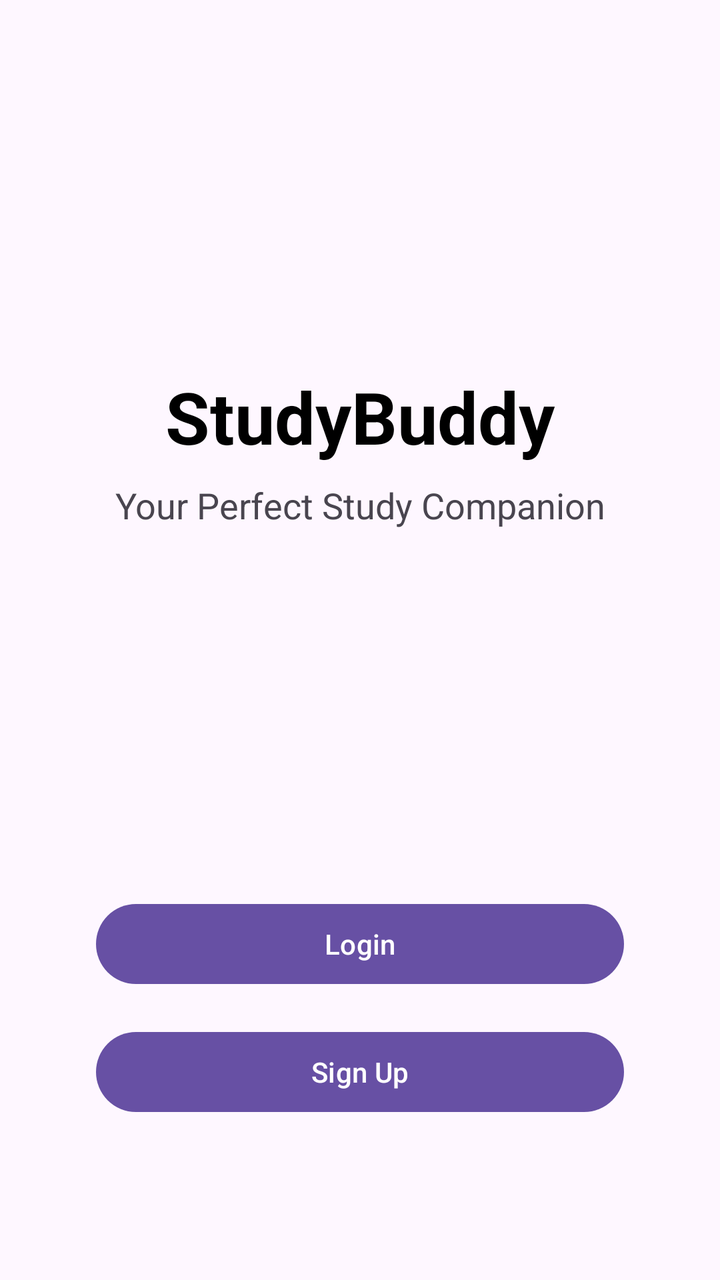
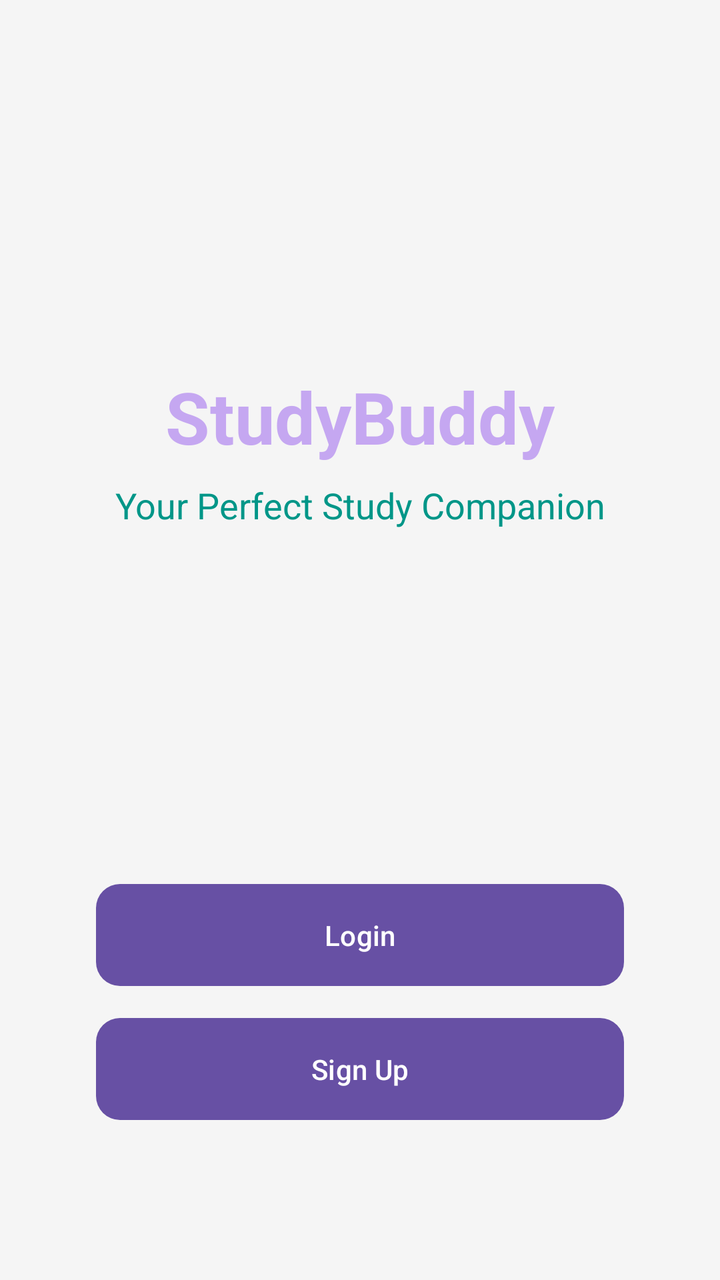

Screens rendered from an Android XML layout before and after an edit, with the pre-edit source and the edit as a unified diff.
<!-- AndroidManifest.xml: application theme Theme.Studybuddy3 -->
<!-- res/layout/activity_main.xml -->
<?xml version="1.0" encoding="utf-8"?>
<androidx.constraintlayout.widget.ConstraintLayout xmlns:android="http://schemas.android.com/apk/res/android"
    xmlns:app="http://schemas.android.com/apk/res-auto"
    xmlns:tools="http://schemas.android.com/tools"
    android:id="@+id/main"
    android:layout_width="match_parent"
    android:layout_height="match_parent"
    android:padding="16dp"
    tools:context=".MainActivity">

    <TextView
        android:id="@+id/titleTextView"
        android:layout_width="wrap_content"
        android:layout_height="wrap_content"
        android:text="StudyBuddy"
        android:textSize="36sp"
        android:textStyle="bold"
        android:textColor="@android:color/black"
        app:layout_constraintBottom_toBottomOf="parent"
        app:layout_constraintEnd_toEndOf="parent"
        app:layout_constraintStart_toStartOf="parent"
        app:layout_constraintTop_toTopOf="parent"
        app:layout_constraintVertical_bias="0.3" />

    <TextView
        android:id="@+id/subtitleTextView"
        android:layout_width="wrap_content"
        android:layout_height="wrap_content"
        android:text="Your Perfect Study Companion"
        android:textSize="18sp"
        android:layout_marginTop="8dp"
        app:layout_constraintEnd_toEndOf="parent"
        app:layout_constraintStart_toStartOf="parent"
        app:layout_constraintTop_toBottomOf="@id/titleTextView" />

    <Button
        android:id="@+id/loginButton"
        android:layout_width="0dp"
        android:layout_height="wrap_content"
        android:text="Login"
        android:layout_marginHorizontal="32dp"
        android:layout_marginBottom="16dp"
        app:layout_constraintBottom_toTopOf="@id/signupButton"
        app:layout_constraintEnd_toEndOf="parent"
        app:layout_constraintStart_toStartOf="parent" />

    <Button
        android:id="@+id/signupButton"
        android:layout_width="0dp"
        android:layout_height="wrap_content"
        android:text="Sign Up"
        android:layout_marginHorizontal="32dp"
        android:layout_marginBottom="64dp"
        app:layout_constraintBottom_toBottomOf="parent"
        app:layout_constraintEnd_toEndOf="parent"
        app:layout_constraintStart_toStartOf="parent" />

</androidx.constraintlayout.widget.ConstraintLayout>
<!-- resources referenced by this layout -->
<resources>
  <style name="Theme.Studybuddy3" parent="Base.Theme.Studybuddy3" />
  <style name="Base.Theme.Studybuddy3" parent="Theme.Material3.DayNight.NoActionBar">
          
          
      </style>
</resources>

<!-- the commit's change to res/layout/activity_main.xml (unified diff, before → after) -->
@@ -6,6 +6,7 @@
     android:layout_width="match_parent"
     android:layout_height="match_parent"
     android:padding="16dp"
+    android:background="@color/background_color"
     tools:context=".MainActivity">
 
     <TextView
@@ -15,7 +16,7 @@
         android:text="StudyBuddy"
         android:textSize="36sp"
         android:textStyle="bold"
-        android:textColor="@android:color/black"
+        android:textColor="@color/primary_color"
         app:layout_constraintBottom_toBottomOf="parent"
         app:layout_constraintEnd_toEndOf="parent"
         app:layout_constraintStart_toStartOf="parent"
@@ -28,6 +29,7 @@
         android:layout_height="wrap_content"
         android:text="Your Perfect Study Companion"
         android:textSize="18sp"
+        android:textColor="@color/secondary_color"
         android:layout_marginTop="8dp"
         app:layout_constraintEnd_toEndOf="parent"
         app:layout_constraintStart_toStartOf="parent"
@@ -38,8 +40,14 @@
         android:layout_width="0dp"
         android:layout_height="wrap_content"
         android:text="Login"
+        android:textColor="@android:color/white"
+        android:backgroundTint="@color/primary_color"
         android:layout_marginHorizontal="32dp"
         android:layout_marginBottom="16dp"
+        android:drawableStart="@drawable/ic_login"
+        android:drawablePadding="8dp"
+        android:paddingVertical="12dp"
+        android:background="@drawable/button_rounded"
         app:layout_constraintBottom_toTopOf="@id/signupButton"
         app:layout_constraintEnd_toEndOf="parent"
         app:layout_constraintStart_toStartOf="parent" />
@@ -49,8 +57,14 @@
         android:layout_width="0dp"
         android:layout_height="wrap_content"
         android:text="Sign Up"
+        android:textColor="@android:color/white"
+        android:backgroundTint="@color/secondary_color"
         android:layout_marginHorizontal="32dp"
         android:layout_marginBottom="64dp"
+        android:drawableStart="@drawable/ic_signup"
+        android:drawablePadding="8dp"
+        android:paddingVertical="12dp"
+        android:background="@drawable/button_rounded"
         app:layout_constraintBottom_toBottomOf="parent"
         app:layout_constraintEnd_toEndOf="parent"
         app:layout_constraintStart_toStartOf="parent" />
<!-- resource entries referenced after the edit -->
@@ -1,5 +1,35 @@
 <!-- resources referenced by this layout -->
 <resources>
+  <color name="background_color">#F5F5F5</color>
+  <color name="primary_color">#A9AC7EEF</color>
+  <color name="secondary_color">#009688</color>
+  <!-- drawable button_rounded (drawable) -->
+  <shape xmlns:android="http://schemas.android.com/apk/res/android">
+      <solid android:color="?attr/colorPrimary" />
+      <corners android:radius="12dp" />
+  </shape>
+  <!-- drawable ic_login (drawable) -->
+  <?xml version="1.0" encoding="utf-8"?>
+  <vector xmlns:android="http://schemas.android.com/apk/res/android"
+      android:width="24dp"
+      android:height="24dp"
+      android:viewportWidth="24"
+      android:viewportHeight="24">
+      <path
+          android:fillColor="#FFFFFF"
+          android:pathData="M10,17v2c0,0.55 0.45,1 1,1h8c0.55,0 1,-0.45 1,-1v-2c0,-0.55 -0.45,-1 -1,-1h-8c-0.55,0 -1,0.45 -1,1zm1,-9h3l-4,-4l-4,4h3v6h2V8zm2,12H5v-2c0,-1.1 0.9,-2 2,-2h6c1.1,0 2,0.9 2,2v2H13z"/>
+  </vector>
+  <!-- drawable ic_signup (drawable) -->
+  <?xml version="1.0" encoding="utf-8"?>
+  <vector xmlns:android="http://schemas.android.com/apk/res/android"
+      android:width="24dp"
+      android:height="24dp"
+      android:viewportWidth="24"
+      android:viewportHeight="24">
+      <path
+          android:fillColor="#FFFFFF"
+          android:pathData="M12,5c1.66,0 3,-1.34 3,-3s-1.34,-3 -3,-3s-3,1.34 -3,3s1.34,3 3,3zm0,2c-2.67,0 -8,1.34 -8,4v2h16v-2c0,-2.66 -5.33,-4 -8,-4zm0,9c-2.67,0 -8,1.34 -8,4v2h16v-2c0,-2.66 -5.33,-4 -8,-4z"/>
+  </vector>
   <style name="Theme.Studybuddy3" parent="Base.Theme.Studybuddy3" />
   <style name="Base.Theme.Studybuddy3" parent="Theme.Material3.DayNight.NoActionBar">
           
